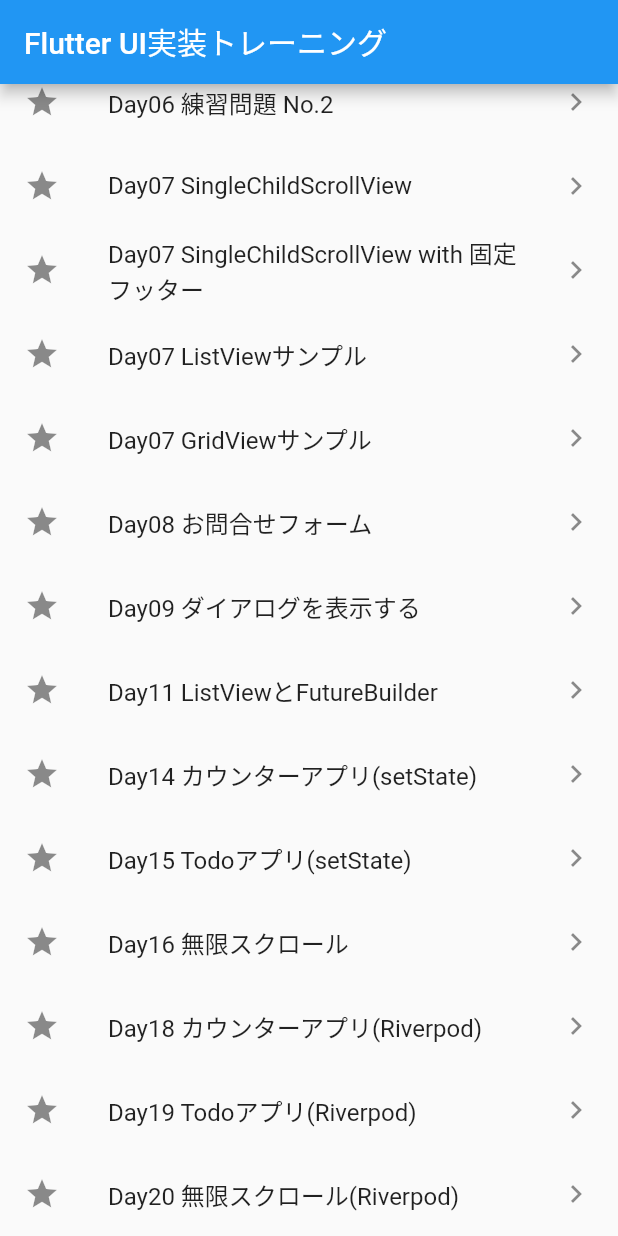
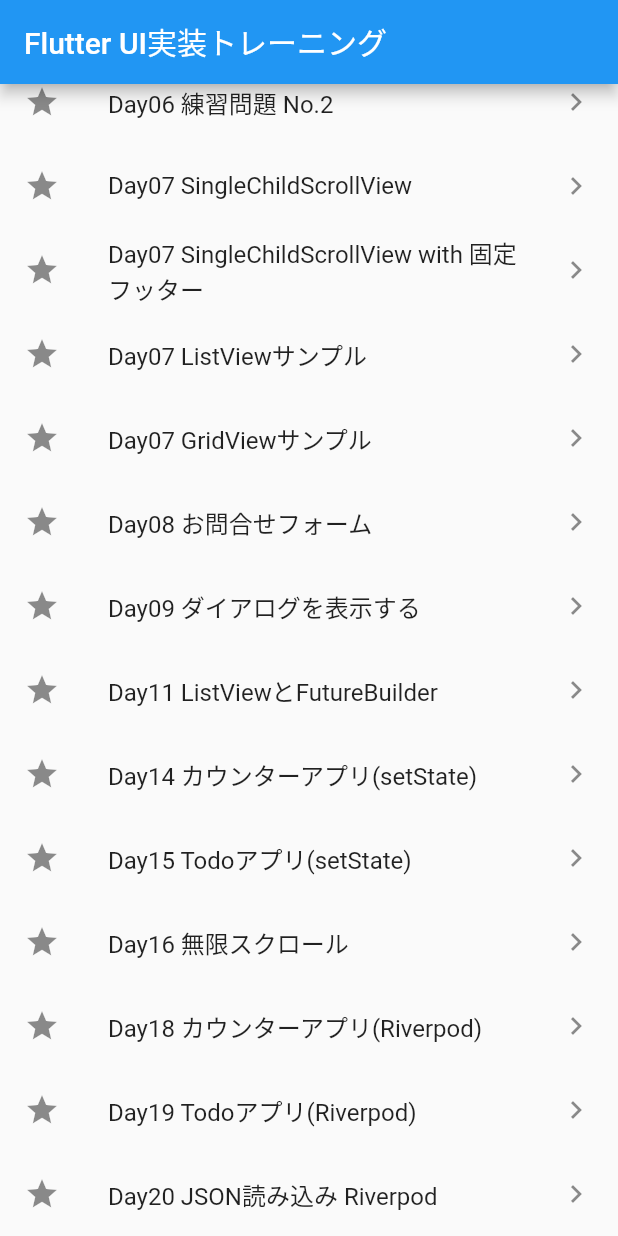
Before and after one commit to gothedistance/flutter-30days-training, a Flutter app: the screen it shows after launch, scrolled down 240 dp, on a phone screen of 412 x 824 dp. Run offline on Flutter 3.47's test engine with Material 2 defaults, Android fonts, the phone set to English and light mode, and no system bars; our stand-ins replace hooks_riverpod.

Commit message:
RiverpodでFutureProviderを追加

```diff
--- a/lib/main.dart
+++ b/lib/main.dart
@@ -18,6 +18,7 @@
 import 'training/day16.dart';
 import 'training/day18.dart';
 import 'training/day19.dart';
+import 'training/day20.dart';
 
 void main() {
   runApp(const MyApp());
@@ -99,11 +100,11 @@
             ),
             _GalleryItem(
               title: 'Day19 Todoアプリ(Riverpod)',
-              builder: (context) => const Day19(),
+              builder: (context) => Day19(),
             ),
             _GalleryItem(
-              title: 'Day20 無限スクロール(Riverpod)',
-              builder: (context) => const Day18(),
+              title: 'Day20 JSON読み込み Riverpod',
+              builder: (context) => const Day20(),
             ),
           ]),
         ),
--- a/lib/training/day14.dart
+++ b/lib/training/day14.dart
@@ -26,7 +26,6 @@
   Widget build(BuildContext context) {
     return Scaffold(
       appBar: AppBar(
-        backgroundColor: Theme.of(context).colorScheme.inversePrimary,
         title: Text(widget.title),
       ),
       body: Center(
```
Also changed, not shown: lib/training/day11.dart (+10 -6 lines), lib/training/day20.dart (added, +42 -0 lines).
